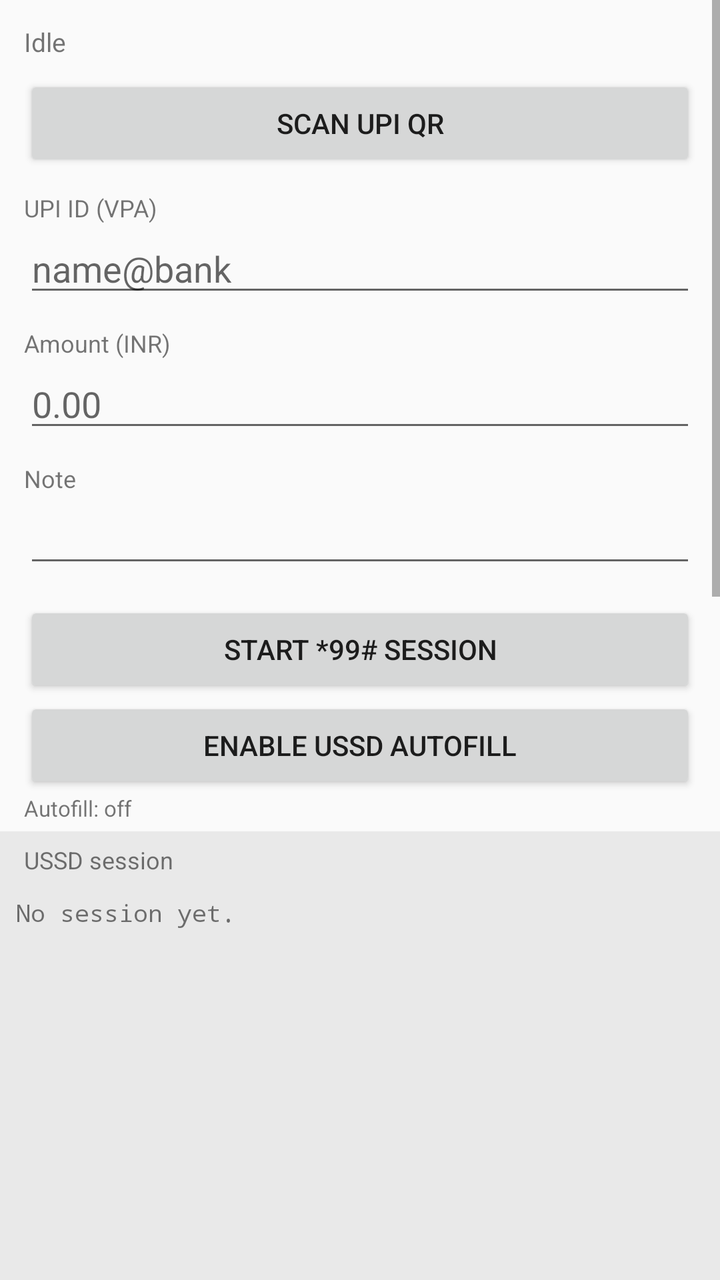
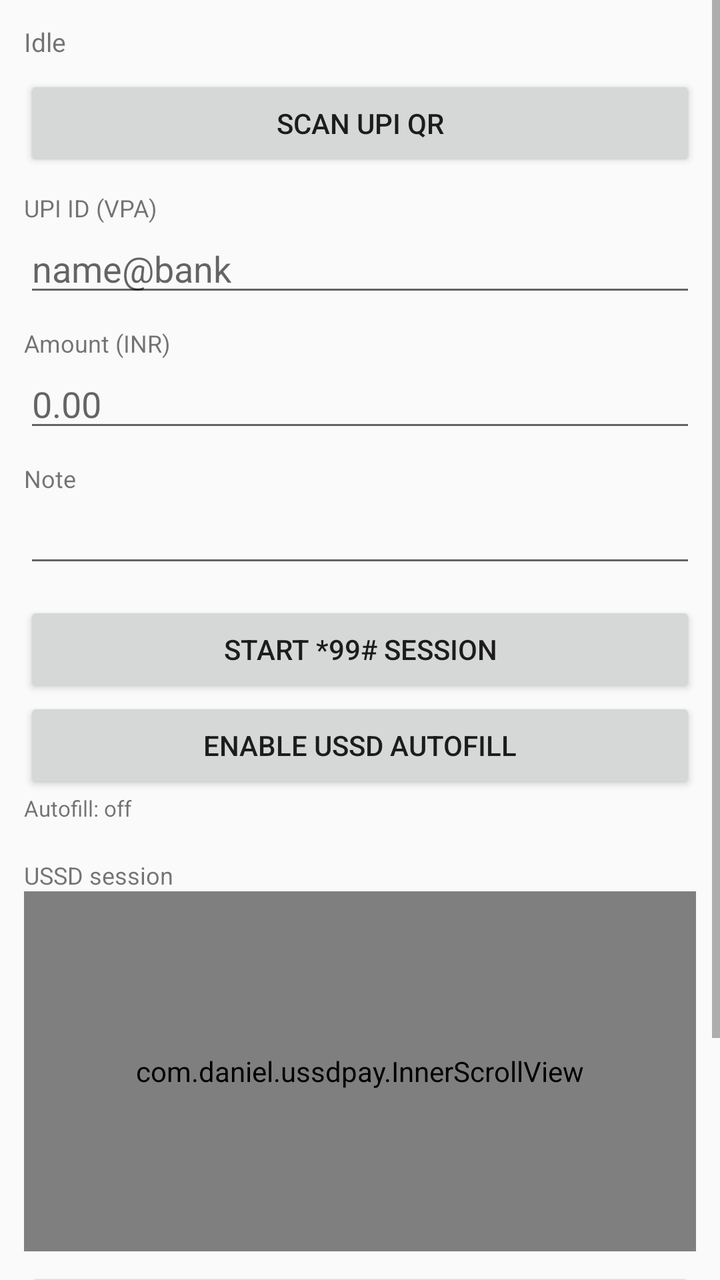

Two renders of the same Android screen: before a commit and after it. Below are the layout's source before the change and the commit's diff.
<!-- AndroidManifest.xml: application theme android:Theme.Material.Light.DarkActionBar -->
<!-- res/layout/activity_main.xml -->
<?xml version="1.0" encoding="utf-8"?>
<LinearLayout xmlns:android="http://schemas.android.com/apk/res/android"
    android:layout_width="match_parent"
    android:layout_height="match_parent"
    android:orientation="vertical">

    
    <ScrollView
        android:layout_width="match_parent"
        android:layout_height="0dp"
        android:layout_weight="1"
        android:fillViewport="true">

        <LinearLayout
            android:layout_width="match_parent"
            android:layout_height="wrap_content"
            android:orientation="vertical"
            android:padding="12dp">

            <TextView
                android:id="@+id/status"
                android:layout_width="match_parent"
                android:layout_height="wrap_content"
                android:textSize="13sp"
                android:paddingBottom="8dp"
                android:text="Idle" />

            <Button
                android:id="@+id/btnScan"
                android:layout_width="match_parent"
                android:layout_height="wrap_content"
                android:text="@string/scan_qr" />

            <TextView
                android:layout_width="match_parent"
                android:layout_height="wrap_content"
                android:text="UPI ID (VPA)"
                android:textSize="12sp"
                android:paddingTop="10dp" />

            <EditText
                android:id="@+id/etVpa"
                android:layout_width="match_parent"
                android:layout_height="wrap_content"
                android:inputType="textNoSuggestions"
                android:hint="name@bank" />

            <TextView
                android:layout_width="match_parent"
                android:layout_height="wrap_content"
                android:text="Amount (INR)"
                android:textSize="12sp"
                android:paddingTop="10dp" />

            <EditText
                android:id="@+id/etAmount"
                android:layout_width="match_parent"
                android:layout_height="wrap_content"
                android:inputType="numberDecimal"
                android:hint="0.00" />

            <TextView
                android:layout_width="match_parent"
                android:layout_height="wrap_content"
                android:text="Note"
                android:textSize="12sp"
                android:paddingTop="10dp" />

            <EditText
                android:id="@+id/etNote"
                android:layout_width="match_parent"
                android:layout_height="wrap_content"
                android:inputType="textNoSuggestions"
                android:maxLength="40" />

            <Button
                android:id="@+id/btnStart"
                android:layout_width="match_parent"
                android:layout_height="wrap_content"
                android:layout_marginTop="12dp"
                android:text="@string/start_ussd" />

            <Button
                android:id="@+id/btnAutofill"
                android:layout_width="match_parent"
                android:layout_height="wrap_content"
                android:text="Enable USSD autofill" />

            <TextView
                android:id="@+id/tvAutofillState"
                android:layout_width="match_parent"
                android:layout_height="wrap_content"
                android:textSize="11sp"
                android:paddingBottom="4dp"
                android:text="Autofill: off" />

            <Button
                android:id="@+id/btnHistory"
                android:layout_width="match_parent"
                android:layout_height="wrap_content"
                android:layout_marginTop="8dp"
                android:text="Transaction history (30 days)" />

            <Button
                android:id="@+id/btnClear"
                android:layout_width="match_parent"
                android:layout_height="wrap_content"
                android:layout_marginTop="8dp"
                android:text="Clear log" />

            <TextView
                android:layout_width="match_parent"
                android:layout_height="wrap_content"
                android:paddingTop="12dp"
                android:textSize="11sp"
                android:text="USSD menus are controlled by your bank and telecom operator. This app only sends what you confirm." />
        </LinearLayout>
    </ScrollView>

    
    <TextView
        android:layout_width="match_parent"
        android:layout_height="wrap_content"
        android:background="#11000000"
        android:paddingLeft="12dp"
        android:paddingRight="12dp"
        android:paddingTop="6dp"
        android:paddingBottom="2dp"
        android:text="USSD session"
        android:textSize="12sp" />

    <ScrollView
        android:id="@+id/logScroll"
        android:layout_width="match_parent"
        android:layout_height="200dp"
        android:background="#11000000"
        android:scrollbarStyle="insideOverlay"
        android:fadeScrollbars="false">

        <TextView
            android:id="@+id/tvTranscript"
            android:layout_width="match_parent"
            android:layout_height="wrap_content"
            android:padding="8dp"
            android:textSize="12sp"
            android:typeface="monospace"
            android:text="No session yet." />
    </ScrollView>
</LinearLayout>
<!-- resources referenced by this layout -->
<resources>
  <string name="scan_qr">Scan UPI QR</string>
  <string name="start_ussd">Start *99# session</string>
</resources>

<!-- the commit's change to res/layout/activity_main.xml (unified diff, before → after) -->
@@ -1,149 +1,136 @@
 <?xml version="1.0" encoding="utf-8"?>
-<LinearLayout xmlns:android="http://schemas.android.com/apk/res/android"
+<ScrollView xmlns:android="http://schemas.android.com/apk/res/android"
     android:layout_width="match_parent"
     android:layout_height="match_parent"
-    android:orientation="vertical">
+    android:fillViewport="true">
 
-    
-    <ScrollView
+    <LinearLayout
         android:layout_width="match_parent"
-        android:layout_height="0dp"
-        android:layout_weight="1"
-        android:fillViewport="true">
+        android:layout_height="wrap_content"
+        android:orientation="vertical"
+        android:padding="12dp">
 
-        <LinearLayout
+        <TextView
+            android:id="@+id/status"
             android:layout_width="match_parent"
             android:layout_height="wrap_content"
-            android:orientation="vertical"
-            android:padding="12dp">
+            android:textSize="13sp"
+            android:paddingBottom="8dp"
+            android:text="Idle" />
+
+        <Button
+            android:id="@+id/btnScan"
+            android:layout_width="match_parent"
+            android:layout_height="wrap_content"
+            android:text="@string/scan_qr" />
+
+        <TextView
+            android:layout_width="match_parent"
+            android:layout_height="wrap_content"
+            android:text="UPI ID (VPA)"
+            android:textSize="12sp"
+            android:paddingTop="10dp" />
+
+        <EditText
+            android:id="@+id/etVpa"
+            android:layout_width="match_parent"
+            android:layout_height="wrap_content"
+            android:inputType="textNoSuggestions"
+            android:hint="name@bank" />
+
+        <TextView
+            android:layout_width="match_parent"
+            android:layout_height="wrap_content"
+            android:text="Amount (INR)"
+            android:textSize="12sp"
+            android:paddingTop="10dp" />
+
+        <EditText
+            android:id="@+id/etAmount"
+            android:layout_width="match_parent"
+            android:layout_height="wrap_content"
+            android:inputType="numberDecimal"
+            android:hint="0.00" />
+
+        <TextView
+            android:layout_width="match_parent"
+            android:layout_height="wrap_content"
+            android:text="Note"
+            android:textSize="12sp"
+            android:paddingTop="10dp" />
+
+        <EditText
+            android:id="@+id/etNote"
+            android:layout_width="match_parent"
+            android:layout_height="wrap_content"
+            android:inputType="textNoSuggestions"
+            android:maxLength="40" />
+
+        <Button
+            android:id="@+id/btnStart"
+            android:layout_width="match_parent"
+            android:layout_height="wrap_content"
+            android:layout_marginTop="12dp"
+            android:text="@string/start_ussd" />
+
+        <Button
+            android:id="@+id/btnAutofill"
+            android:layout_width="match_parent"
+            android:layout_height="wrap_content"
+            android:text="Enable USSD autofill" />
+
+        <TextView
+            android:id="@+id/tvAutofillState"
+            android:layout_width="match_parent"
+            android:layout_height="wrap_content"
+            android:textSize="11sp"
+            android:paddingBottom="4dp"
+            android:text="Autofill: off" />
+
+        <TextView
+            android:layout_width="match_parent"
+            android:layout_height="wrap_content"
+            android:text="USSD session"
+            android:textSize="12sp"
+            android:paddingTop="14dp" />
+
+        <com.daniel.ussdpay.InnerScrollView
+            android:id="@+id/logScroll"
+            android:layout_width="match_parent"
+            android:layout_height="180dp"
+            android:background="#11000000"
+            android:scrollbarStyle="insideOverlay"
+            android:fadeScrollbars="false">
 
             <TextView
-                android:id="@+id/status"
+                android:id="@+id/tvTranscript"
                 android:layout_width="match_parent"
                 android:layout_height="wrap_content"
-                android:textSize="13sp"
-                android:paddingBottom="8dp"
-                android:text="Idle" />
+                android:padding="8dp"
+                android:textSize="12sp"
+                android:typeface="monospace"
+                android:text="No session yet." />
+        </com.daniel.ussdpay.InnerScrollView>
 
-            <Button
-                android:id="@+id/btnScan"
-                android:layout_width="match_parent"
-                android:layout_height="wrap_content"
-                android:text="@string/scan_qr" />
+        <Button
+            android:id="@+id/btnHistory"
+            android:layout_width="match_parent"
+            android:layout_height="wrap_content"
+            android:layout_marginTop="8dp"
+            android:text="Transaction history (30 days)" />
 
-            <TextView
-                android:layout_width="match_parent"
-                android:layout_height="wrap_content"
-                android:text="UPI ID (VPA)"
-                android:textSize="12sp"
-                android:paddingTop="10dp" />
-
-            <EditText
-                android:id="@+id/etVpa"
-                android:layout_width="match_parent"
-                android:layout_height="wrap_content"
-                android:inputType="textNoSuggestions"
-                android:hint="name@bank" />
-
-            <TextView
-                android:layout_width="match_parent"
-                android:layout_height="wrap_content"
-                android:text="Amount (INR)"
-                android:textSize="12sp"
-                android:paddingTop="10dp" />
-
-            <EditText
-                android:id="@+id/etAmount"
-                android:layout_width="match_parent"
-                android:layout_height="wrap_content"
-                android:inputType="numberDecimal"
-                android:hint="0.00" />
-
-            <TextView
-                android:layout_width="match_parent"
-                android:layout_height="wrap_content"
-                android:text="Note"
-                android:textSize="12sp"
-                android:paddingTop="10dp" />
-
-            <EditText
-                android:id="@+id/etNote"
-                android:layout_width="match_parent"
-                android:layout_height="wrap_content"
-                android:inputType="textNoSuggestions"
-                android:maxLength="40" />
-
-            <Button
-                android:id="@+id/btnStart"
-                android:layout_width="match_parent"
-                android:layout_height="wrap_content"
-                android:layout_marginTop="12dp"
-                android:text="@string/start_ussd" />
-
-            <Button
-                android:id="@+id/btnAutofill"
-                android:layout_width="match_parent"
-                android:layout_height="wrap_content"
-                android:text="Enable USSD autofill" />
-
-            <TextView
-                android:id="@+id/tvAutofillState"
-                android:layout_width="match_parent"
-                android:layout_height="wrap_content"
-                android:textSize="11sp"
-                android:paddingBottom="4dp"
-                android:text="Autofill: off" />
-
-            <Button
-                android:id="@+id/btnHistory"
-                android:layout_width="match_parent"
-                android:layout_height="wrap_content"
-                android:layout_marginTop="8dp"
-                android:text="Transaction history (30 days)" />
-
-            <Button
-                android:id="@+id/btnClear"
-                android:layout_width="match_parent"
-                android:layout_height="wrap_content"
-                android:layout_marginTop="8dp"
-                android:text="Clear log" />
-
-            <TextView
-                android:layout_width="match_parent"
-                android:layout_height="wrap_content"
-                android:paddingTop="12dp"
-                android:textSize="11sp"
-                android:text="USSD menus are controlled by your bank and telecom operator. This app only sends what you confirm." />
-        </LinearLayout>
-    </ScrollView>
-
-    
-    <TextView
-        android:layout_width="match_parent"
-        android:layout_height="wrap_content"
-        android:background="#11000000"
-        android:paddingLeft="12dp"
-        android:paddingRight="12dp"
-        android:paddingTop="6dp"
-        android:paddingBottom="2dp"
-        android:text="USSD session"
-        android:textSize="12sp" />
-
-    <ScrollView
-        android:id="@+id/logScroll"
-        android:layout_width="match_parent"
-        android:layout_height="200dp"
-        android:background="#11000000"
-        android:scrollbarStyle="insideOverlay"
-        android:fadeScrollbars="false">
+        <Button
+            android:id="@+id/btnClear"
+            android:layout_width="match_parent"
+            android:layout_height="wrap_content"
+            android:layout_marginTop="8dp"
+            android:text="Clear log" />
 
         <TextView
-            android:id="@+id/tvTranscript"
             android:layout_width="match_parent"
             android:layout_height="wrap_content"
-            android:padding="8dp"
-            android:textSize="12sp"
-            android:typeface="monospace"
-            android:text="No session yet." />
-    </ScrollView>
-</LinearLayout>
+            android:paddingTop="12dp"
+            android:textSize="11sp"
+            android:text="USSD menus are controlled by your bank and telecom operator. This app only sends what you confirm." />
+    </LinearLayout>
+</ScrollView>
